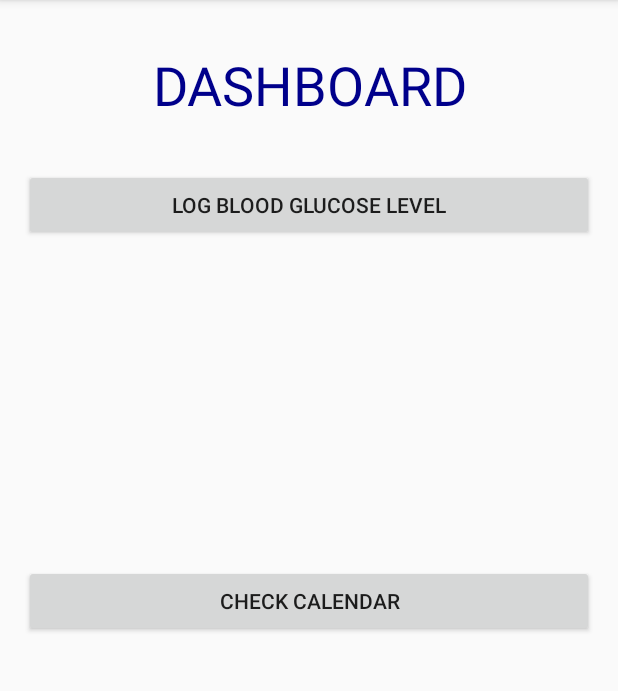
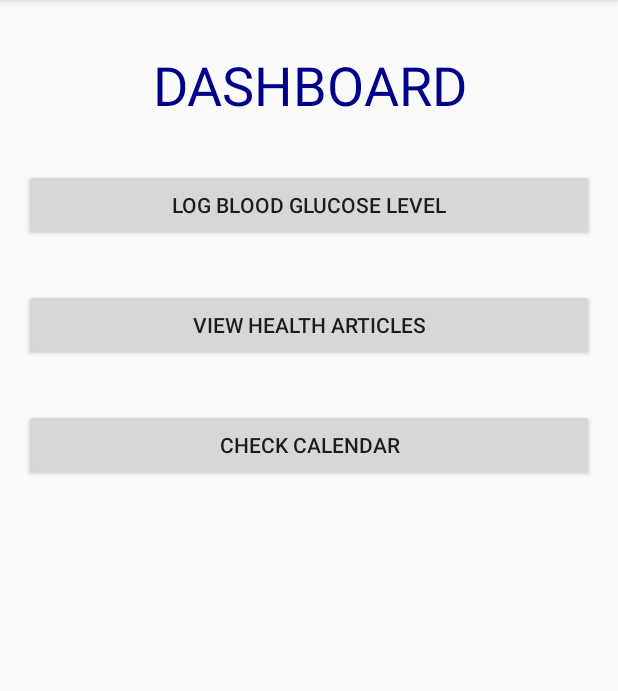
Before and after one commit to muazzamabbas27/insulin_app, an Android app: the screen it shows after launch once a user with an empty profile is signed in (DashboardActivity), on a phone screen of 412 x 824 dp, the part 84-775 px from its top. Run offline under Robolectric (Android 15) with nearby library versions, the phone set to English and light mode, and no system bars; our stand-ins replace Firebase (no records; nobody signed in at launch, a user with empty details on screens opened directly).

Commit message:
Activity showing health articles from iCliniq webpage complete

```diff
--- a/app/src/main/java/com/ciklum/insulinapp/Activities/Dashboard/DashboardActivity.kt
+++ b/app/src/main/java/com/ciklum/insulinapp/Activities/Dashboard/DashboardActivity.kt
@@ -15,6 +15,7 @@ import android.view.MenuInflater
 import android.graphics.drawable.ColorDrawable
 import android.widget.Button
 import com.ciklum.insulinapp.Activities.Calendar.MyCalendar
+import com.ciklum.insulinapp.Activities.HealthArticles.HealthArticlesActivity
 import com.ciklum.insulinapp.Activities.LogBG.LogBGActivity
 
 
@@ -22,6 +23,8 @@ class DashboardActivity : AppCompatActivity() {
 
     private var calendarBtn: Button?=null
     private var logBGLevelBtn:Button?=null
+    private var healthArticlesBtn:Button?=null
+
 
     override fun onCreate(savedInstanceState: Bundle?) {
         super.onCreate(savedInstanceState)
@@ -29,6 +32,7 @@ class DashboardActivity : AppCompatActivity() {
 
         calendarBtn=findViewById(R.id.calendarBtn)
         logBGLevelBtn=findViewById(R.id.logBGLevelBtn)
+        healthArticlesBtn=findViewById(R.id.healthArticlesBtn)
 
         calendarBtn?.setOnClickListener()
         {
@@ -39,6 +43,12 @@ class DashboardActivity : AppCompatActivity() {
         logBGLevelBtn?.setOnClickListener()
         {
             val i:Intent=Intent(this,LogBGActivity::class.java)
+            startActivity(i)
+        }
+
+        healthArticlesBtn?.setOnClickListener()
+        {
+            val i:Intent=Intent(this,HealthArticlesActivity::class.java)
             startActivity(i)
         }
 
--- a/app/src/main/res/layout/activity_dashboard.xml
+++ b/app/src/main/res/layout/activity_dashboard.xml
@@ -27,6 +27,20 @@
             android:layout_height="wrap_content">
 
             <Button
+                android:id="@+id/healthArticlesBtn"
+                android:layout_width="0dp"
+                android:layout_height="wrap_content"
+                android:layout_marginEnd="8dp"
+                android:layout_marginLeft="8dp"
+                android:layout_marginRight="8dp"
+                android:layout_marginStart="8dp"
+                android:layout_marginTop="32dp"
+                android:text="@string/healthArticlesBtnText"
+                app:layout_constraintEnd_toEndOf="parent"
+                app:layout_constraintStart_toStartOf="parent"
+                app:layout_constraintTop_toBottomOf="@+id/logBGLevelBtn" />
+
+            <Button
                 android:id="@+id/logBGLevelBtn"
                 android:layout_width="0dp"
                 android:layout_height="wrap_content"
@@ -48,11 +62,11 @@
                 android:layout_marginLeft="8dp"
                 android:layout_marginRight="8dp"
                 android:layout_marginStart="8dp"
-                android:layout_marginTop="296dp"
+                android:layout_marginTop="32dp"
                 android:text="@string/calendarBtnDashboardText"
                 app:layout_constraintEnd_toEndOf="parent"
                 app:layout_constraintStart_toStartOf="parent"
-                app:layout_constraintTop_toBottomOf="@+id/textView5" />
+                app:layout_constraintTop_toBottomOf="@+id/healthArticlesBtn" />
 
             <TextView
                 android:id="@+id/textView5"
--- a/app/src/main/res/values/strings.xml
+++ b/app/src/main/res/values/strings.xml
@@ -124,6 +124,7 @@
 
     <!--Dashboard page text-->
     <string name="dashboardPageTitle">DASHBOARD</string>
+    <string name="healthArticlesBtnText">View Health Articles</string>
     <string name="calendarBtnDashboardText">Check Calendar</string>
 
 
@@ -140,7 +141,7 @@
 
     <!--Log BG Level page text-->
     <string name="LogBGTitle">Log Blood Glucose</string>
-    <string name="EnterBGLevelText">"*Enter current Blood Glucose level (mg/dl):</string>
+    <string name="EnterBGLevelText">"*Enter current Blood Glucose level (mmol/L):</string>
     <string name="foodIntakeText">*Select recent food intake:</string>
     <string name="recentEventText">*Select recent event:</string>
     <string name="checkInsulinBtnText">Check recommended level of Insulin</string>
```
Also changed, not shown: app/src/main/AndroidManifest.xml (+7 -2 lines), app/src/main/java/com/ciklum/insulinapp/Activities/Doctors/DoctorActivity.kt (added, +13 -0 lines), app/src/main/java/com/ciklum/insulinapp/Activities/HealthArticles/HealthArticlesActivity.kt (added, +35 -0 lines), app/src/main/res/layout/activity_doctor.xml (added, +9 -0 lines), app/src/main/res/layout/activity_health_articles.xml (added, +22 -0 lines).
